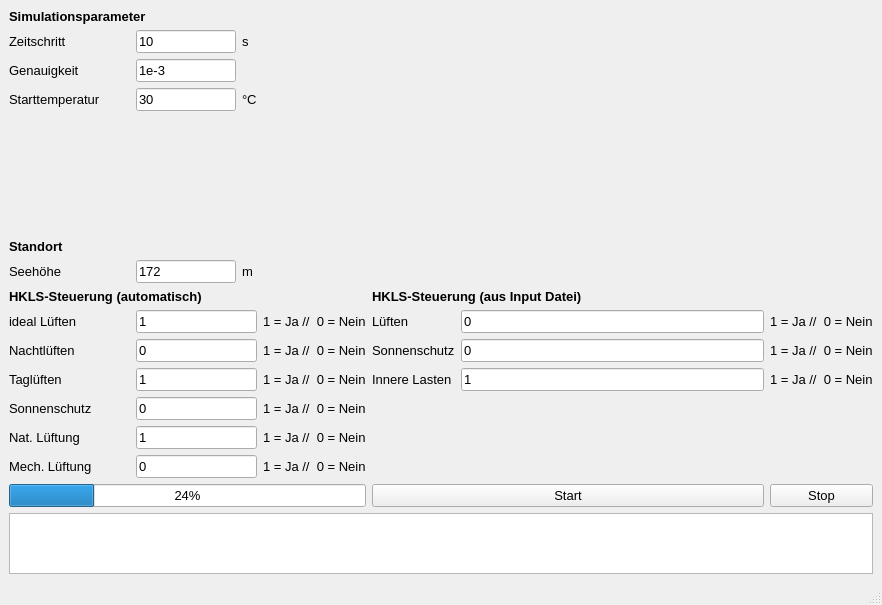
Qt form SommerlUeberw_py/mainGUI2.ui (andreass0/SUe) before a commit.
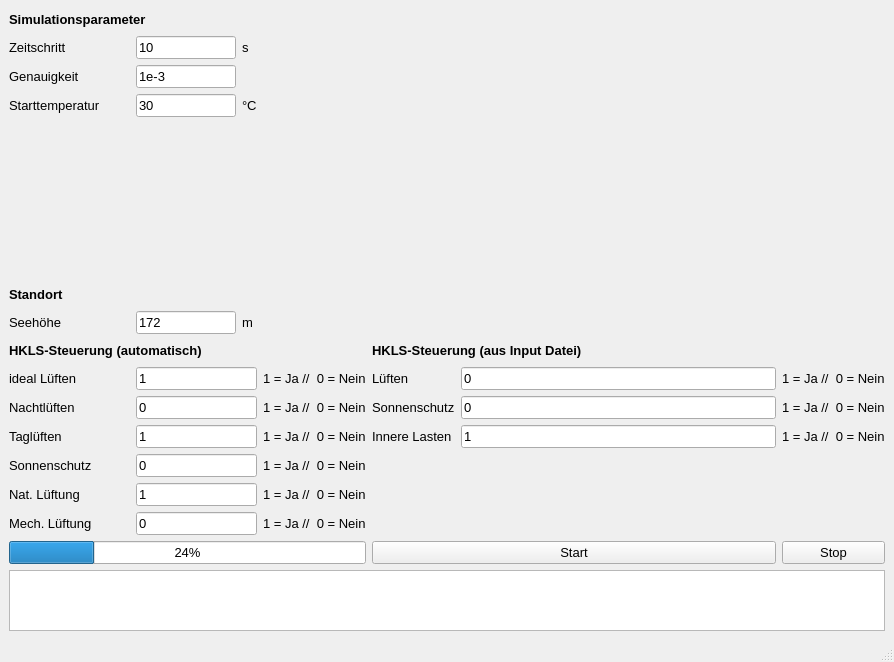
The same form after that commit. Custom widgets are drawn as their Qt base class.

What changed in the file:
```diff
--- a/SommerlUeberw_py/mainGUI2.ui
+++ b/SommerlUeberw_py/mainGUI2.ui
@@ -6,8 +6,8 @@
    <rect>
     <x>0</x>
     <y>0</y>
-    <width>882</width>
-    <height>605</height>
+    <width>894</width>
+    <height>662</height>
    </rect>
   </property>
   <property name="windowTitle">
```
